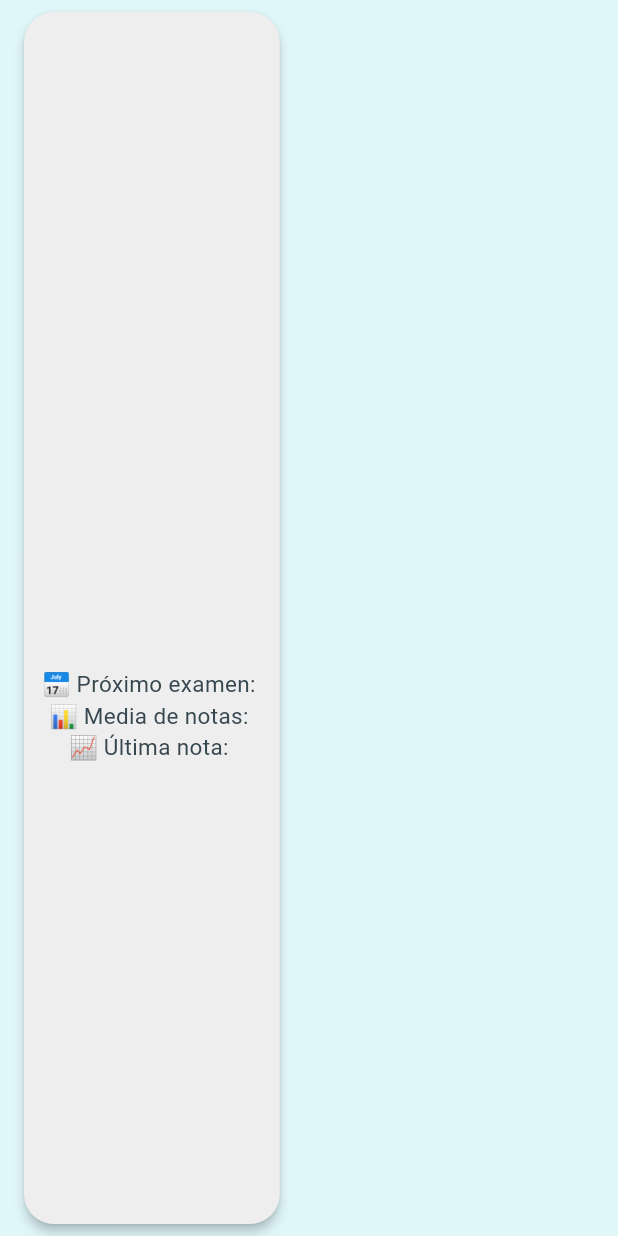
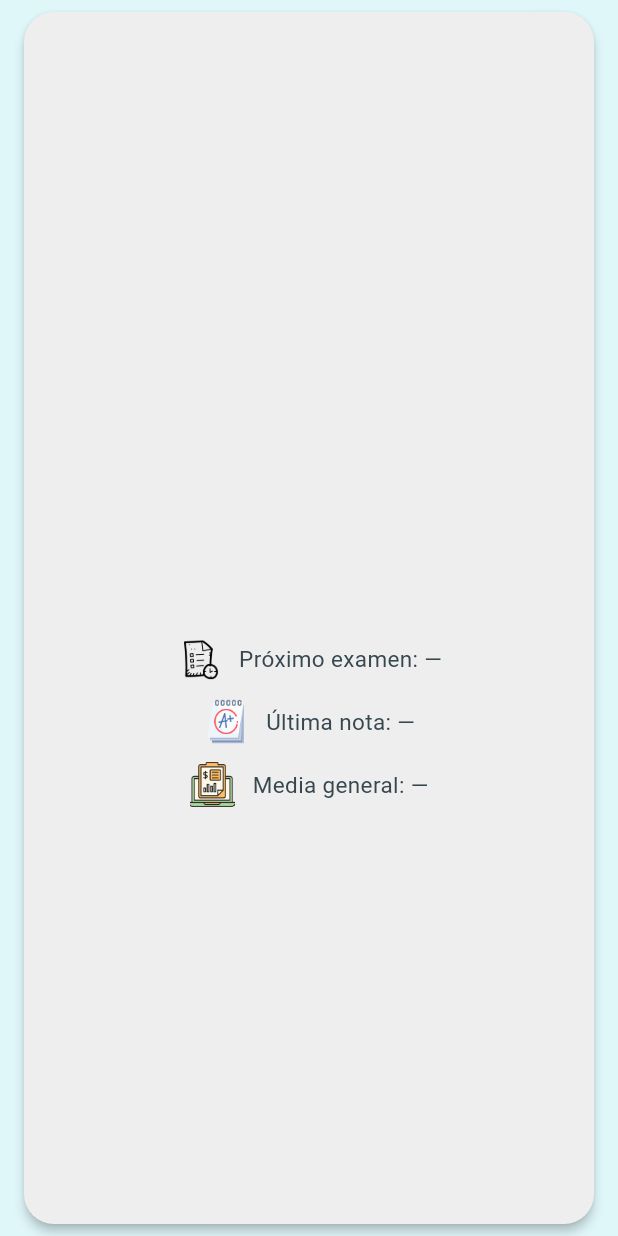
Before and after one commit to Saykek/conectask_v2, a Flutter app: the TarjetaAsignatura widget shown alone on an empty page, opened directly with empty values, on a phone screen of 412 x 824 dp. Run offline on Flutter 3.47's test engine with Material 3 defaults, Android fonts, the phone set to English and light mode, and no system bars; our stand-ins replace firebase_auth, firebase_core, firebase_database, lottie, table_calendar, webview_flutter; accounts and stored records are empty; Roboto replaces fonts that are missing (Nunito); project files that could hold a hidden picture were left out.

Commit message:
perfil escolar con iconos

```diff
--- a/lib/widgets/tarjeta_asignatura.dart
+++ b/lib/widgets/tarjeta_asignatura.dart
@@ -50,10 +50,49 @@
                 style: Theme.of(context).textTheme.titleMedium,
                 textAlign: TextAlign.center,
               ),
-              const SizedBox(height: 12),
-              Text('📅 Próximo examen: $proximoExamen'),
-              Text('📊 Media de notas: $mediaNotas'),
-              Text('📈 Última nota: $ultimaNota'),
+              const SizedBox(height: 20),
+
+              Center(
+  child: Row(
+     mainAxisSize: MainAxisSize.min,
+    children: [
+      Image.asset('assets/iconos/examen.png', width: 30, height: 30),
+      const SizedBox(width: 12),
+      Text(
+        'Próximo examen: —',
+        style: Theme.of(context).textTheme.bodyMedium,
+      ),
+    ],
+  ),
+),
+const SizedBox(height: 12), // separación vertical entre filas
+Center(
+  child: Row(
+     mainAxisSize: MainAxisSize.min,
+    children: [
+      Image.asset('assets/iconos/nota.png', width: 30, height: 30),
+      const SizedBox(width: 12),
+      Text(
+        'Última nota: —',
+        style: Theme.of(context).textTheme.bodyMedium,
+      ),
+    ],
+  ),
+),
+const SizedBox(height: 12), // separación vertical entre filas
+Center(
+  child: Row(
+     mainAxisSize: MainAxisSize.min,
+    children: [
+      Image.asset('assets/iconos/media_notas.png', width: 30, height: 30),
+      const SizedBox(width: 12),
+      Text(
+        'Media general: —',
+        style: Theme.of(context).textTheme.bodyMedium,
+      ),
+    ],
+  ),
+),
             ],
           ),
         ),
```
Also changed, not shown: lib/views/colegio_asignatura_view.dart (added).
